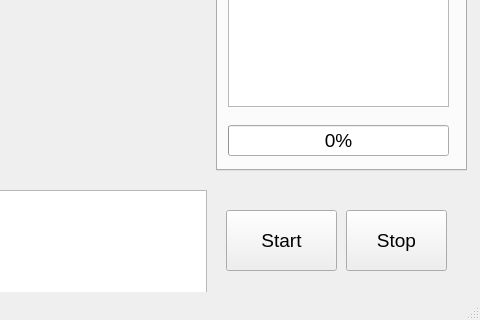
Qt form mainwindow.ui (jefftsai8049/BeeObservationSystem_Analysis) before a commit; both pictures show x 864 to 1344 and y 445 to 765 of the 1344 by 765 pixel window.
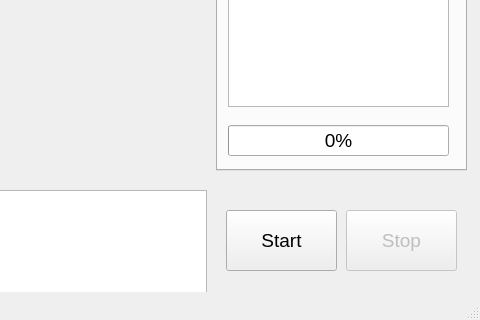
The same form after that commit. The open tabs and pages were chosen to show the change. Custom widgets are drawn as their Qt base class.

```diff
--- a/mainwindow.ui
+++ b/mainwindow.ui
@@ -586,11 +586,14 @@
     </property>
    </widget>
    <widget class="QPushButton" name="stitchingStop_pushButton">
+    <property name="enabled">
+     <bool>false</bool>
+    </property>
     <property name="geometry">
      <rect>
       <x>1210</x>
       <y>610</y>
-      <width>101</width>
+      <width>111</width>
       <height>61</height>
      </rect>
     </property>
```
Left out of the diff: 2 changed lines with no effect on the pictures.
